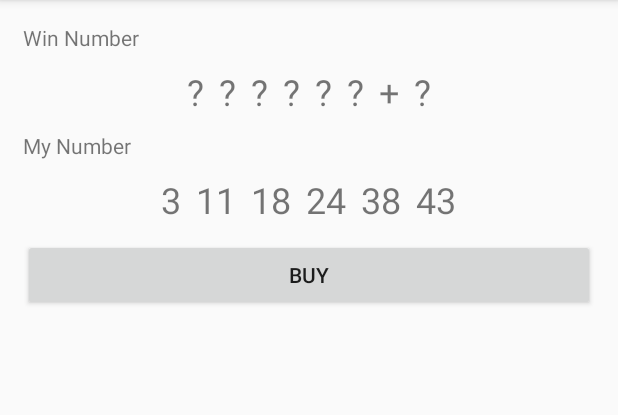
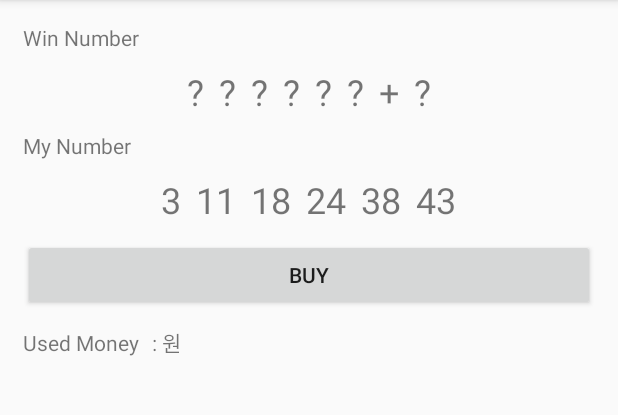
Before and after one commit to yhwba/FinalProject_LottoSimulator, an Android app: the screen it shows after launch (MainActivity), on a phone screen of 412 x 824 dp, the part 84-499 px from its top. Run offline under Robolectric (Android 15) with nearby library versions, the phone set to English and light mode, and no system bars; our stand-ins replace data binding.

Commit message:
사용금액 증가 + TextView로 표시

```diff
--- a/app/src/main/java/kr/co/yhw/finalproject_lottosimulator_20200602/MainActivity.java
+++ b/app/src/main/java/kr/co/yhw/finalproject_lottosimulator_20200602/MainActivity.java
@@ -21,6 +21,7 @@ public class MainActivity extends BaseActivity {
     int bounsNum = 0;
 
     List<TextView> winNumTxts = new ArrayList<>();
+    long useMoney = 0L;
 
     @Override
     protected void onCreate(Bundle savedInstanceState) {
@@ -37,6 +38,7 @@ public class MainActivity extends BaseActivity {
             @Override
             public void onClick(View v) {
                 makeLottoWinNumbers();
+                checkWinRank();
             }
         });
 
@@ -52,6 +54,12 @@ public class MainActivity extends BaseActivity {
         winNumTxts.add((binding.winNumTxt06));
     }
 
+    void checkWinRank(){
+        useMoney +=1000;
+
+        binding.useMoneyTxt.setText(String.format("%,d원 ", useMoney));
+
+    }
     void makeLottoWinNumbers() {
 //        로또 넘버 초기화
         for (int i = 0; i < winLottoNumArr.length; i++) {
--- a/app/src/main/res/layout/activity_main.xml
+++ b/app/src/main/res/layout/activity_main.xml
@@ -1,85 +1,88 @@
 <?xml version="1.0" encoding="utf-8"?>
 <layout>
+
     <LinearLayout xmlns:android="http://schemas.android.com/apk/res/android"
         xmlns:app="http://schemas.android.com/apk/res-auto"
         xmlns:tools="http://schemas.android.com/tools"
         android:layout_width="match_parent"
         android:layout_height="match_parent"
-        tools:context=".MainActivity"
         android:orientation="vertical"
-        android:padding="15dp">
+        android:padding="15dp"
+        tools:context=".MainActivity">
 
         <TextView
             android:layout_width="wrap_content"
             android:layout_height="wrap_content"
-            android:text="@string/win_number"/>
+            android:text="@string/win_number" />
 
         <LinearLayout
             android:layout_width="match_parent"
             android:layout_height="wrap_content"
-            android:orientation="horizontal"
+            android:layout_marginTop="10dp"
             android:gravity="center"
-            android:layout_marginTop="10dp">
+            android:orientation="horizontal">
+
             <TextView
                 android:id="@+id/winNumTxt01"
                 android:layout_width="wrap_content"
                 android:layout_height="wrap_content"
                 android:text="\?"
-                android:textSize="24sp"/>
+                android:textSize="24sp" />
+
             <TextView
                 android:id="@+id/winNumTxt02"
                 android:layout_width="wrap_content"
                 android:layout_height="wrap_content"
+                android:layout_marginLeft="10dp"
                 android:text="\?"
-                android:textSize="24sp"
-                android:layout_marginLeft="10dp"/>
+                android:textSize="24sp" />
 
             <TextView
                 android:id="@+id/winNumTxt03"
                 android:layout_width="wrap_content"
                 android:layout_height="wrap_content"
+                android:layout_marginLeft="10dp"
                 android:text="\?"
-                android:textSize="24sp"
-                android:layout_marginLeft="10dp"/>
+                android:textSize="24sp" />
 
             <TextView
                 android:id="@+id/winNumTxt04"
                 android:layout_width="wrap_content"
                 android:layout_height="wrap_content"
+                android:layout_marginLeft="10dp"
                 android:text="\?"
-                android:textSize="24sp"
-                android:layout_marginLeft="10dp"/>
+                android:textSize="24sp" />
 
             <TextView
                 android:id="@+id/winNumTxt05"
                 android:layout_width="wrap_content"
                 android:layout_height="wrap_content"
+                android:layout_marginLeft="10dp"
                 android:text="\?"
-                android:textSize="24sp"
-                android:layout_marginLeft="10dp"/>
+                android:textSize="24sp" />
 
             <TextView
                 android:id="@+id/winNumTxt06"
                 android:layout_width="wrap_content"
                 android:layout_height="wrap_content"
+                android:layout_marginLeft="10dp"
                 android:text="\?"
-                android:textSize="24sp"
-                android:layout_marginLeft="10dp"/>
+                android:textSize="24sp" />
 
             <TextView
                 android:layout_width="wrap_content"
                 android:layout_height="wrap_content"
+                android:layout_marginLeft="10dp"
                 android:text="+"
-                android:textSize="24sp"
-                android:layout_marginLeft="10dp"/>
+                android:textSize="24sp" />
 
             <TextView
                 android:id="@+id/bounsNumTxt"
                 android:layout_width="wrap_content"
                 android:layout_height="wrap_content"
+                android:layout_marginLeft="10dp"
                 android:text="\?"
-                android:textSize="24sp"
-                android:layout_marginLeft="10dp"/>
+                android:textSize="24sp" />
 
         </LinearLayout>
 
@@ -87,61 +90,62 @@
             android:layout_width="wrap_content"
             android:layout_height="wrap_content"
             android:layout_marginTop="10dp"
-            android:text="@string/my_number"/>
+            android:text="@string/my_number" />
 
         <LinearLayout
             android:layout_width="match_parent"
             android:layout_height="wrap_content"
-            android:orientation="horizontal"
+            android:layout_marginTop="10dp"
             android:gravity="center"
-            android:layout_marginTop="10dp">
+            android:orientation="horizontal">
 
             <TextView
                 android:id="@+id/myNumTxt01"
                 android:layout_width="wrap_content"
                 android:layout_height="wrap_content"
-                android:textSize="24sp"
-                android:text="3"/>
+                android:text="3"
+                android:textSize="24sp" />
+
             <TextView
                 android:id="@+id/myNumTxt02"
                 android:layout_width="wrap_content"
                 android:layout_height="wrap_content"
-                android:textSize="24sp"
                 android:layout_marginLeft="10dp"
-                android:text="11"/>
+                android:text="11"
+                android:textSize="24sp" />
 
             <TextView
                 android:id="@+id/myNumTxt03"
                 android:layout_width="wrap_content"
                 android:layout_height="wrap_content"
-                android:textSize="24sp"
                 android:layout_marginLeft="10dp"
-                android:text="18"/>
+                android:text="18"
+                android:textSize="24sp" />
 
             <TextView
                 android:id="@+id/myNumTxt04"
                 android:layout_width="wrap_content"
                 android:layout_height="wrap_content"
-                android:textSize="24sp"
                 android:layout_marginLeft="10dp"
-                android:text="24"/>
+                android:text="24"
+                android:textSize="24sp" />
 
             <TextView
                 android:id="@+id/myNumTxt05"
                 android:layout_width="wrap_content"
                 android:layout_height="wrap_content"
-                android:textSize="24sp"
                 android:layout_marginLeft="10dp"
-                android:text="38"/>
+                android:text="38"
+                android:textSize="24sp" />
 
 
             <TextView
                 android:id="@+id/myNumTxt06"
                 android:layout_width="wrap_content"
                 android:layout_height="wrap_content"
-                android:textSize="24sp"
                 android:layout_marginLeft="10dp"
-                android:text="43"/>
+                android:text="43"
+                android:textSize="24sp" />
 
 
         </LinearLayout>
@@ -151,8 +155,27 @@
             android:layout_width="match_parent"
             android:layout_height="wrap_content"
             android:layout_marginTop="10dp"
-            android:text="@string/buy_one_lotto_btn"/>
+            android:text="@string/buy_one_lotto_btn" />
 
+        <LinearLayout
+            android:layout_width="match_parent"
+            android:layout_height="wrap_content"
+            android:layout_marginTop="10dp"
+            android:orientation="horizontal">
+
+            <TextView
+                android:layout_width="wrap_content"
+                android:layout_height="wrap_content"
+                android:text="@string/use_money" />
+
+            <TextView
+                android:id="@+id/useMoneyTxt"
+                android:layout_width="wrap_content"
+                android:layout_height="wrap_content"
+                android:layout_marginLeft="5dp"
+                android:text=" : 원" />
+
+        </LinearLayout>
 
     </LinearLayout>
 </layout>
--- a/app/src/main/res/values/strings.xml
+++ b/app/src/main/res/values/strings.xml
@@ -3,4 +3,5 @@
     <string name="win_number">Win Number</string>
     <string name="my_number">My Number</string>
     <string name="buy_one_lotto_btn">Buy</string>
+    <string name="use_money">Used Money</string>
 </resources>
```
